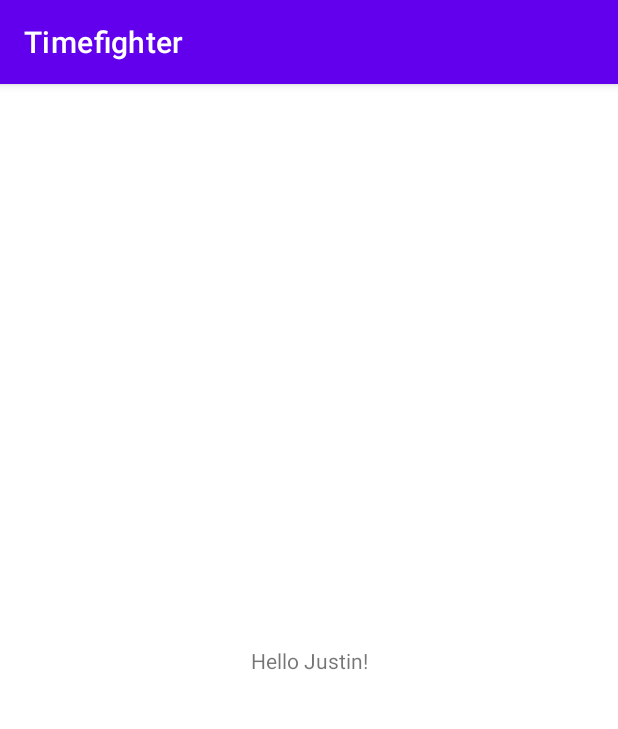
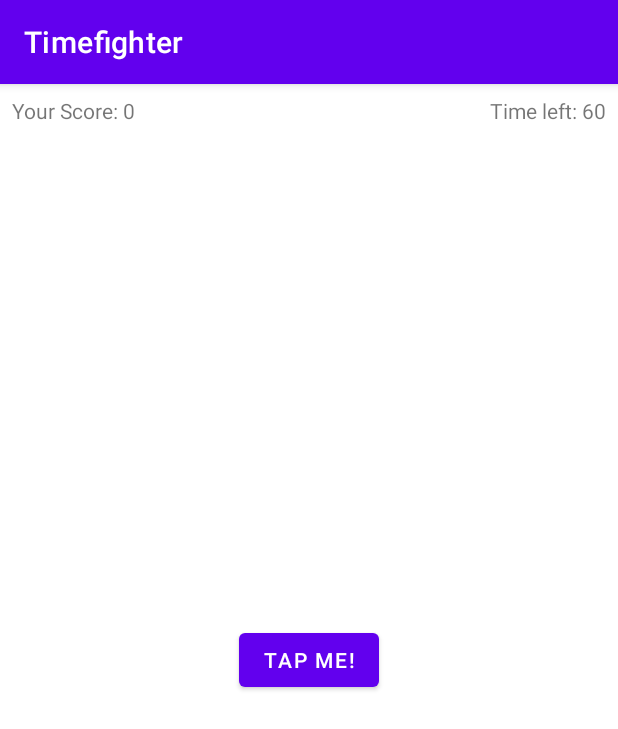
Before and after one commit to jumarin22/Timefighter, an Android app: the screen it shows after launch (MainActivity), on a phone screen of 412 x 824 dp. Shown: the top 729 px of the screen. Run offline under Robolectric (Android 15) with nearby library versions, the phone set to English and light mode, and no system bars.

Commit message:
Chapters 2 and 3. Added Score, Timer, and Button which increments score.

```diff
--- a/app/src/main/java/com/raywenderlich/timefighter/MainActivity.kt
+++ b/app/src/main/java/com/raywenderlich/timefighter/MainActivity.kt
@@ -1,11 +1,66 @@
 package com.raywenderlich.timefighter
 
+import android.os.Bundle
+import android.os.CountDownTimer
+import android.widget.Button
+import android.widget.TextView
+import android.widget.Toast
 import androidx.appcompat.app.AppCompatActivity
-import android.os.Bundle
 
 class MainActivity : AppCompatActivity() {
+    private var score = 0
+    private var gameStarted = false
+    private lateinit var countDownTimer: CountDownTimer
+    private var initialCountDown: Long = 60000
+    private var countDownInterval: Long = 1000
+    private var timeLeft = 60
+    private lateinit var gameScoreTextView: TextView
+    private lateinit var timeLeftTextView: TextView
+    private lateinit var tapMeButton: Button
+
     override fun onCreate(savedInstanceState: Bundle?) {
+        // connect views to variables
         super.onCreate(savedInstanceState)
         setContentView(R.layout.activity_main)
+        gameScoreTextView = findViewById(R.id.game_score_text_view)
+        timeLeftTextView = findViewById(R.id.time_left_text_view)
+        tapMeButton = findViewById(R.id.tap_me_button)
+        tapMeButton.setOnClickListener { incrementScore() }
+        resetGame()
+    }
+    private fun incrementScore() {
+        if (!gameStarted) {
+            startGame()
+        }
+        score++
+        val newScore = getString(R.string.your_score, score)
+        gameScoreTextView.text = newScore
+    }
+    private fun resetGame() {
+        score = 0
+        val initialScore = getString(R.string.your_score, score)
+        gameScoreTextView.text = initialScore
+        val initialTimeLeft = getString(R.string.time_left, 60)
+        timeLeftTextView.text = initialTimeLeft
+        countDownTimer = object : CountDownTimer(initialCountDown, countDownInterval) {
+            override fun onTick(millisUntilFinished: Long) {
+                timeLeft = millisUntilFinished.toInt() / 1000
+                val timeLeftString = getString(R.string.time_left, timeLeft)
+                timeLeftTextView.text = timeLeftString
+            }
+
+            override fun onFinish() {
+                endGame()
+            }
+        }
+        gameStarted = false
+    }
+    private fun startGame() {
+        countDownTimer.start()
+        gameStarted = true
+    }
+    private fun endGame() {
+        Toast.makeText(this, getString(R.string.game_over_message, score), Toast.LENGTH_LONG).show()
+        resetGame()
     }
 }
--- a/app/src/main/res/layout/activity_main.xml
+++ b/app/src/main/res/layout/activity_main.xml
@@ -7,12 +7,33 @@
     tools:context=".MainActivity">
 
     <TextView
+        android:id="@+id/game_score_text_view"
         android:layout_width="wrap_content"
         android:layout_height="wrap_content"
-        android:text="Hello Justin!"
+        android:layout_marginStart="8dp"
+        android:layout_marginTop="8dp"
+        android:text="Your Score: %1$d"
+        app:layout_constraintStart_toStartOf="parent"
+        app:layout_constraintTop_toTopOf="parent" />
+
+    <TextView
+        android:id="@+id/time_left_text_view"
+        android:layout_width="wrap_content"
+        android:layout_height="wrap_content"
+        android:layout_marginTop="8dp"
+        android:layout_marginEnd="8dp"
+        android:text="Time left: %1$d"
+        app:layout_constraintEnd_toEndOf="parent"
+        app:layout_constraintTop_toTopOf="parent" />
+
+    <Button
+        android:id="@+id/tap_me_button"
+        android:layout_width="wrap_content"
+        android:layout_height="wrap_content"
+        android:text="Tap me!"
         app:layout_constraintBottom_toBottomOf="parent"
-        app:layout_constraintLeft_toLeftOf="parent"
-        app:layout_constraintRight_toRightOf="parent"
+        app:layout_constraintEnd_toEndOf="parent"
+        app:layout_constraintStart_toStartOf="parent"
         app:layout_constraintTop_toTopOf="parent" />
 
 </androidx.constraintlayout.widget.ConstraintLayout>
--- a/app/src/main/res/values/strings.xml
+++ b/app/src/main/res/values/strings.xml
@@ -1,3 +1,7 @@
 <resources>
     <string name="app_name">Timefighter</string>
+    <string name="tap_me">Tap me!</string>
+    <string name="your_score">Your Score: %1$d</string>
+    <string name="time_left">Time left: %1$d</string>
+    <string name="game_over_message">Time\'s up! Your score was: %1$d</string>
 </resources>
```
